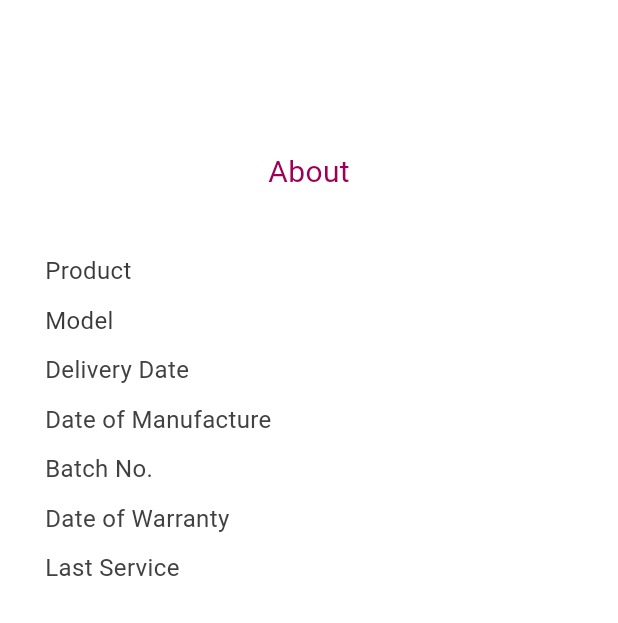
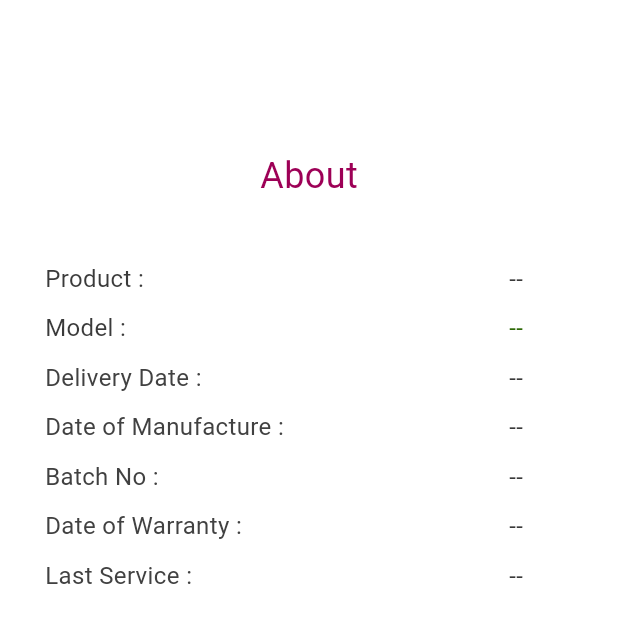
Before and after one commit to SalimRaza01/AgVaApp-Flutter, a Flutter app: the DeviceAbout screen opened directly with empty values, on a phone screen of 412 x 824 dp. Shown: the top 623 px of the screen. Run offline on Flutter 3.47's test engine with Material 3 defaults, Android fonts, the phone set to English and light mode, and no system bars; our stand-ins replace font_awesome_flutter, intl_phone_field, shared_preferences; accounts and stored records are empty; Roboto replaces fonts that are missing (Avenir).

Commit message:
about device created

```diff
--- a/lib/Screens/DeviceAbout.dart
+++ b/lib/Screens/DeviceAbout.dart
@@ -5,7 +5,7 @@ import 'package:flutter/material.dart';
 import 'package:http/http.dart' as http;
 
 class DeviceAbout extends StatelessWidget {
-    final Map<String, dynamic> deviceData;
+  final Map<String, dynamic> deviceData;
 
   DeviceAbout(this.deviceData);
 
@@ -28,7 +28,7 @@ class DeviceAbout extends StatelessWidget {
                     "About",
                     style: TextStyle(
                       fontFamily: 'Avenir',
-                      fontSize: 20,
+                      fontSize: 24,
                       color: Color.fromARGB(255, 157, 0, 86),
                     ),
                   ),
@@ -46,18 +46,8 @@ class DeviceAbout extends StatelessWidget {
                               crossAxisAlignment: CrossAxisAlignment.start,
                               children: [
                                 Text(
-                                  'Product',
+                                  'Product :',
                                   // 'deviceId',
-                                  style: TextStyle(
-                                    fontFamily: 'Avenir',
-                                    color: Color.fromARGB(255, 58, 58, 58),
-                                    fontSize: 16,
-                                    // fontWeight: FontWeight.bold,
-                                  ),
-                                ),
-                                SizedBox(height: 10),
-                                Text(
-                                  'Model',
                                   style: TextStyle(
                                     fontFamily: 'Avenir',
                                     color: Color.fromARGB(255, 58, 58, 58),
@@ -66,7 +56,16 @@ class DeviceAbout extends StatelessWidget {
                                 ),
                                 SizedBox(height: 10),
                                 Text(
-                                  'Delivery Date',
+                                  'Model :',
+                                  style: TextStyle(
+                                    fontFamily: 'Avenir',
+                                    color: Color.fromARGB(255, 58, 58, 58),
+                                    fontSize: 16,
+                                  ),
+                                ),
+                                SizedBox(height: 10),
+                                Text(
+                                  'Delivery Date :',
                                   style: TextStyle(
                                     fontFamily: 'Avenir',
                                     color:
@@ -76,7 +75,7 @@ class DeviceAbout extends StatelessWidget {
                                 ),
                                 SizedBox(height: 10),
                                 Text(
-                                  'Date of Manufacture',
+                                  'Date of Manufacture :',
                                   style: TextStyle(
                                     fontFamily: 'Avenir',
                                     color:
@@ -86,7 +85,7 @@ class DeviceAbout extends StatelessWidget {
                                 ),
                                 SizedBox(height: 10),
                                 Text(
-                                  'Batch No.',
+                                  'Batch No :',
                                   style: TextStyle(
                                     fontFamily: 'Avenir',
                                     color:
@@ -96,7 +95,7 @@ class DeviceAbout extends StatelessWidget {
                                 ),
                                 SizedBox(height: 10),
                                 Text(
-                                  'Date of Warranty',
+                                  'Date of Warranty :',
                                   style: TextStyle(
                                     fontFamily: 'Avenir',
                                     color:
@@ -106,7 +105,7 @@ class DeviceAbout extends StatelessWidget {
                                 ),
                                 SizedBox(height: 10),
                                 Text(
-                                  'Last Service',
+                                  'Last Service :',
                                   style: TextStyle(
                                     fontFamily: 'Avenir',
                                     color:
@@ -118,77 +117,70 @@ class DeviceAbout extends StatelessWidget {
                               ],
                             ),
                             Padding(
-                              padding: const EdgeInsets.only(left: 80),
+                              padding: const EdgeInsets.only(left: 150),
                               child: Column(
                                 crossAxisAlignment: CrossAxisAlignment.end,
                                 children: [
                                   Text(
-                                     '${deviceData['deviceId']}',
+                                    '--',
                                     style: TextStyle(
                                       fontFamily: 'Avenir',
                                       color: Color.fromARGB(255, 58, 58, 58),
                                       fontSize: 16,
-                                      // fontWeight: FontWeight.bold,
                                     ),
                                   ),
                                   SizedBox(height: 10),
                                   Text(
-                                  '${deviceData['message']}',
+                                    '--',
                                     style: TextStyle(
                                       fontFamily: 'Avenir',
                                       color: Color.fromARGB(255, 46, 105, 7),
                                       fontSize: 16,
-                                      // fontWeight: FontWeight.bold,
                                     ),
                                   ),
                                   SizedBox(height: 10),
                                   Text(
-                              '${deviceData['last_hours']}',
+                                    '--',
                                     style: TextStyle(
                                       fontFamily: 'Avenir',
                                       color: Color.fromARGB(255, 58, 58, 58),
                                       fontSize: 16,
-                                      // fontWeight: FontWeight.bold,
                                     ),
                                   ),
                                   SizedBox(height: 10),
                                   Text(
-                                  '${deviceData['total_hours']}',
+                                    '--',
                                     style: TextStyle(
                                       fontFamily: 'Avenir',
                                       color: Color.fromARGB(255, 58, 58, 58),
                                       fontSize: 16,
-                                      // fontWeight: FontWeight.bold,
                                     ),
                                   ),
                                   SizedBox(height: 10),
                                   Text(
-                                '${deviceData['health']}',
+                                    '--',
                                     style: TextStyle(
                                       fontFamily: 'Avenir',
                                       color: Color.fromARGB(255, 58, 58, 58),
                                       fontSize: 16,
-                                      // fontWeight: FontWeight.bold,
                                     ),
                                   ),
                                   SizedBox(height: 10),
                                   Text(
-                                '${deviceData['address']}',
+                                    '--',
                                     style: TextStyle(
                                       fontFamily: 'Avenir',
                                       color: Color.fromARGB(255, 58, 58, 58),
                                       fontSize: 16,
-                                      // fontWeight: FontWeight.bold,
                                     ),
                                   ),
                                   SizedBox(height: 10),
                                   Text(
-                                '${deviceData['address']}',
+                                    '--',
                                     style: TextStyle(
                                       fontFamily: 'Avenir',
                                       color: Color.fromARGB(255, 58, 58, 58),
                                       fontSize: 16,
-                                      // fontWeight: FontWeight.bold,
                                     ),
                                   ),
                                   SizedBox(height: 10),
@@ -197,7 +189,6 @@ class DeviceAbout extends StatelessWidget {
                             ),
                           ],
                         ),
-
                       ],
                     ),
                   ),
--- a/lib/Screens/DeviceDetails.dart
+++ b/lib/Screens/DeviceDetails.dart
@@ -28,7 +28,7 @@ class DeviceDetails extends StatelessWidget {
                     "Device Details",
                     style: TextStyle(
                       fontFamily: 'Avenir',
-                      fontSize: 20,
+                      fontSize: 24,
                       color: Color.fromARGB(255, 157, 0, 86),
                     ),
                   ),
```
